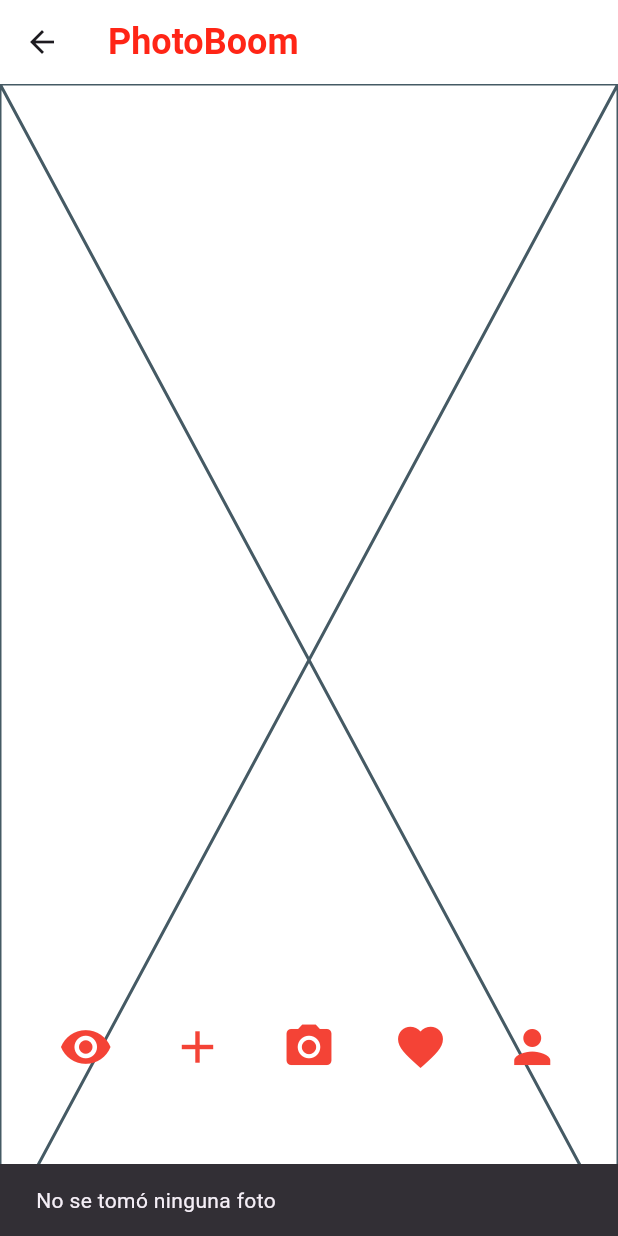
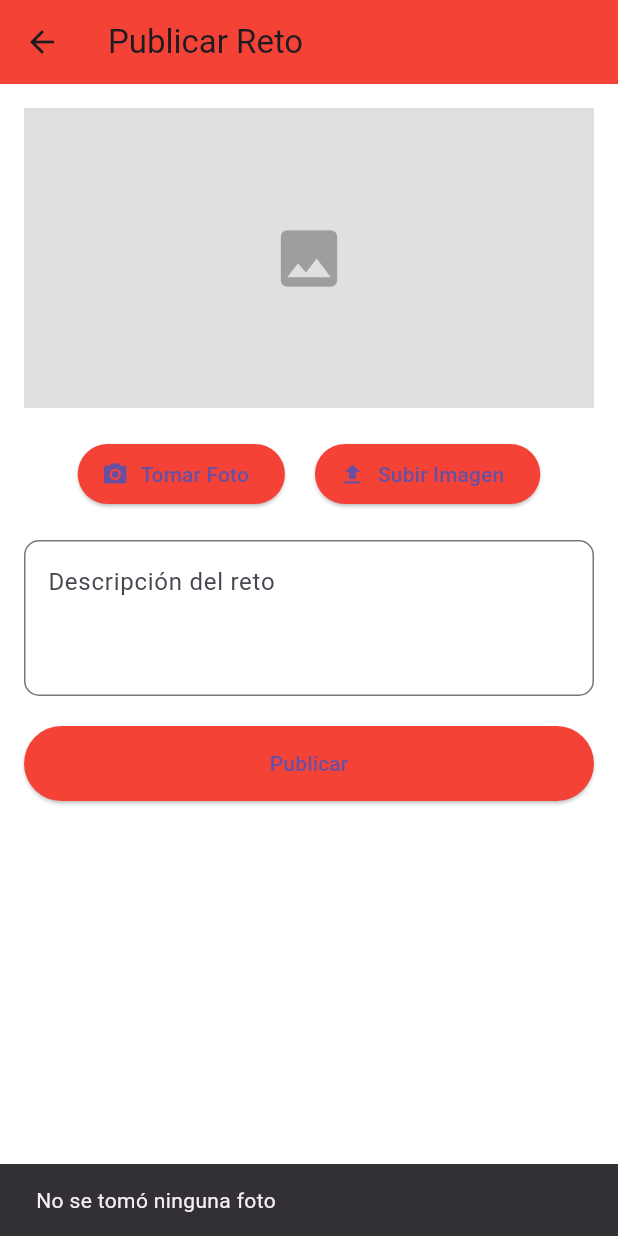
Before and after one commit to ricardojmt/PhotoBoom, a Flutter app: the Feed screen opened by its route, item 3 of the bottom bar chosen, after a tap on the "add" icon, on a phone screen of 412 x 824 dp. Run offline on Flutter 3.47's test engine with Material 3 defaults, Android fonts, the phone set to English and light mode, and no system bars; our stand-ins replace camera, file_picker, image_picker.

Commit message:
cambio 0.2

```diff
--- /dev/null
+++ b/lib/screens/Retos/pb_retos.dart
@@ -0,0 +1,223 @@
+import 'dart:io';
+import 'dart:typed_data';
+
+import 'package:flutter/foundation.dart';
+import 'package:flutter/material.dart';
+import 'package:image_picker/image_picker.dart';
+import 'package:file_picker/file_picker.dart';
+import 'package:camera/camera.dart';
+
+class PbRetos extends StatefulWidget {
+  const PbRetos({super.key});
+
+  @override
+  State<PbRetos> createState() => _PbRetosState();
+}
+
+class _PbRetosState extends State<PbRetos> {
+  XFile? _image;
+  Uint8List? _webImage;
+  CameraController? _cameraController;
+  List<CameraDescription> _cameras = [];
+  bool _isCameraInitialized = false;
+  bool _isCameraActive = false;
+
+  Future<void> _initializeCamera() async {
+    try {
+      _cameras = await availableCameras();
+      if (_cameras.isNotEmpty) {
+        _cameraController = CameraController(_cameras[0], ResolutionPreset.medium);
+        await _cameraController!.initialize();
+        setState(() {
+          _isCameraInitialized = true;
+          _isCameraActive = true;
+        });
+      }
+    } catch (e) {
+      _mostrarError('Error al inicializar la cámara: $e');
+    }
+  }
+
+  Future<void> _takePicture() async {
+    try {
+      final XFile file = await _cameraController!.takePicture();
+      if (kIsWeb) {
+        final bytes = await file.readAsBytes();
+        setState(() {
+          _webImage = bytes;
+          _image = null;
+          _isCameraActive = false;
+        });
+      } else {
+        setState(() {
+          _image = file;
+          _webImage = null;
+          _isCameraActive = false;
+        });
+      }
+      await _stopCamera();
+    } catch (e) {
+      _mostrarError("Error al tomar la foto: $e");
+    }
+  }
+
+  Future<void> _stopCamera() async {
+    await _cameraController?.dispose();
+    _cameraController = null;
+    setState(() {
+      _isCameraInitialized = false;
+      _isCameraActive = false;
+    });
+  }
+
+  Future<void> _tomarFoto() async {
+    if (kIsWeb || (!Platform.isAndroid && !Platform.isIOS)) {
+      await _initializeCamera();
+    } else {
+      final ImagePicker picker = ImagePicker();
+      final XFile? takenImage = await picker.pickImage(source: ImageSource.camera);
+      if (takenImage != null) {
+        setState(() {
+          _image = takenImage;
+          _webImage = null;
+        });
+      }
+    }
+  }
+
+  Future<void> _subirDesdeGaleria() async {
+    try {
+      if (kIsWeb || (!Platform.isAndroid && !Platform.isIOS)) {
+        FilePickerResult? result = await FilePicker.platform.pickFiles(type: FileType.image);
+        if (result != null) {
+          setState(() {
+            _webImage = result.files.single.bytes;
+            _image = null;
+          });
+        }
+      } else {
+        final ImagePicker picker = ImagePicker();
+        final XFile? pickedImage = await picker.pickImage(source: ImageSource.gallery);
+        if (pickedImage != null) {
+          setState(() {
+            _image = pickedImage;
+            _webImage = null;
+          });
+        }
+      }
+    } catch (e) {
+      _mostrarError("Error al subir imagen: $e");
+    }
+  }
+
+  void _mostrarError(String mensaje) {
+    ScaffoldMessenger.of(context).showSnackBar(SnackBar(content: Text(mensaje)));
+  }
+
+  Widget _mostrarImagen() {
+    if (_webImage != null) {
+      return Image.memory(_webImage!, height: 200, fit: BoxFit.cover);
+    } else if (_image != null) {
+      return Image.file(File(_image!.path), height: 200, fit: BoxFit.cover);
+    } else {
+      return Container(
+        height: 200,
+        color: Colors.grey.shade300,
+        child: const Center(child: Icon(Icons.image, size: 50, color: Colors.grey)),
+      );
+    }
+  }
+
+  @override
+  void dispose() {
+    _stopCamera();
+    super.dispose();
+  }
+
+  @override
+  Widget build(BuildContext context) {
+    return Scaffold(
+      appBar: AppBar(
+        title: const Text('Publicar Reto'),
+        backgroundColor: Colors.red,
+        leading: IconButton(
+          icon: const Icon(Icons.arrow_back),
+          onPressed: () => Navigator.pop(context),
+        ),
+      ),
+      body: Stack(
+        children: [
+          if (_isCameraInitialized && _isCameraActive)
+            Align(
+              alignment: Alignment.center,
+           child: SizedBox(
+          width: 1100.0,
+  height: 800.0,
+  child: CameraPreview(_cameraController!),
+),
+            )
+          else
+            SingleChildScrollView(
+              padding: const EdgeInsets.all(16),
+              child: Column(
+                children: [
+                  _mostrarImagen(),
+                  const SizedBox(height: 20),
+                  Row(
+                    mainAxisAlignment: MainAxisAlignment.center,
+                    children: [
+                      ElevatedButton.icon(
+                        icon: const Icon(Icons.camera_alt),
+                        label: const Text('Tomar Foto'),
+                        onPressed: _tomarFoto,
+                        style: ElevatedButton.styleFrom(backgroundColor: Colors.red),
+                      ),
+                      const SizedBox(width: 20),
+                      ElevatedButton.icon(
+                        icon: const Icon(Icons.upload),
+                        label: const Text('Subir Imagen'),
+                        onPressed: _subirDesdeGaleria,
+                        style: ElevatedButton.styleFrom(backgroundColor: Colors.red),
+                      ),
+                    ],
+                  ),
+                  const SizedBox(height: 20),
+                  TextField(
+                    decoration: InputDecoration(
+                      hintText: 'Descripción del reto',
+                      border: OutlineInputBorder(borderRadius: BorderRadius.circular(10)),
+                    ),
+                    maxLines: 3,
+                  ),
+                  const SizedBox(height: 20),
+                  ElevatedButton(
+                    onPressed: () {
+                      ScaffoldMessenger.of(context).showSnackBar(
+                        const SnackBar(content: Text("Publicación enviada")),
+                      );
+                    },
+                    style: ElevatedButton.styleFrom(
+                      backgroundColor: Colors.red,
+                      shape: RoundedRectangleBorder(borderRadius: BorderRadius.circular(30)),
+                      minimumSize: const Size.fromHeight(50),
+                    ),
+                    child: const Text('Publicar'),
+                  ),
+                ],
+              ),
+            ),
+          if (_isCameraInitialized && _isCameraActive)
+            Positioned(
+              bottom: 40,
+              left: MediaQuery.of(context).size.width / 2 - 40,
+              child: ElevatedButton(
+                onPressed: _takePicture,
+                style: ElevatedButton.styleFrom(backgroundColor: Colors.green),
+                child: const Icon(Icons.camera_alt, color: Colors.white, size: 36),
+              ),
+            ),
+        ],
+      ),
+    );
+  }
+}
--- a/lib/screens/pb_interfaz_feed.dart
+++ b/lib/screens/pb_interfaz_feed.dart
@@ -7,6 +7,7 @@ import 'package:file_picker/file_picker.dart';
 import 'package:flutter/foundation.dart';
 import 'package:camera/camera.dart';
 import 'dart:typed_data';
+import 'package:photoboom/screens/Retos/pb_retos.dart';
 
 class Feed extends StatefulWidget {
   static const String id = '/feed';
@@ -23,6 +24,7 @@ class _FeedState extends State<Feed> {
   bool _isCameraActive = false;
 
   Future<void> _initializeCamera() async {
+    try {
       _cameras = await availableCameras();
       if (_cameras.isNotEmpty) {
         _cameraController = CameraController(_cameras[0], ResolutionPreset.high);
@@ -31,6 +33,11 @@ class _FeedState extends State<Feed> {
           _isCameraInitialized = true;
           _isCameraActive = true;
         });
+      }
+    } catch (e) {
+      ScaffoldMessenger.of(context).showSnackBar(
+        SnackBar(content: Text('Error al inicializar la cámara: $e')),
+      );
     }
   }
 
@@ -51,13 +58,27 @@ class _FeedState extends State<Feed> {
           _isCameraActive = false;
         });
       }
+      await _stopCamera();
     } catch (e) {
       print("Error al tomar la foto: $e");
+      ScaffoldMessenger.of(context).showSnackBar(
+        SnackBar(content: Text('Error al tomar la foto: $e')),
+      );
     }
   }
 
+  Future<void> _stopCamera() async {
+    await _cameraController?.dispose();
+    _cameraController = null;
+    setState(() {
+      _isCameraInitialized = false;
+      _isCameraActive = false;
+    });
+  }
+
   Future<void> _pickImage() async {
-    if (kIsWeb || !Platform.isAndroid && !Platform.isIOS) {
+    try {
+      if (kIsWeb || (!Platform.isAndroid && !Platform.isIOS)) {
         FilePickerResult? result = await FilePicker.platform.pickFiles(
           type: FileType.image,
         );
@@ -74,35 +95,52 @@ class _FeedState extends State<Feed> {
       } else {
         final ImagePicker _picker = ImagePicker();
         final XFile? pickedFile = await _picker.pickImage(source: ImageSource.gallery);
+        if (pickedFile != null) {
           setState(() {
-        if (pickedFile != null) {
             _image = pickedFile;
             _webImageData = null;
+          });
         } else {
           ScaffoldMessenger.of(context).showSnackBar(
             SnackBar(content: Text("No se seleccionó ninguna imagen")),
           );
         }
-      });
+      }
+    } catch (e) {
+      ScaffoldMessenger.of(context).showSnackBar(
+        SnackBar(content: Text("Error al seleccionar imagen: $e")),
+      );
     }
   }
 
   Future<void> _openCamera() async {
-    if (kIsWeb || !Platform.isAndroid && !Platform.isIOS) {
+    try {
+      if (kIsWeb || (!Platform.isAndroid && !Platform.isIOS)) {
+        if (!_isCameraInitialized) {
           await _initializeCamera();
+        } else {
+          setState(() {
+            _isCameraActive = true;
+          });
+        }
       } else {
         final ImagePicker _picker = ImagePicker();
         final XFile? pickedFile = await _picker.pickImage(source: ImageSource.camera);
+        if (pickedFile != null) {
           setState(() {
-        if (pickedFile != null) {
             _image = pickedFile;
             _webImageData = null;
+          });
         } else {
           ScaffoldMessenger.of(context).showSnackBar(
             SnackBar(content: Text("No se tomó ninguna foto")),
           );
         }
-      });
+      }
+    } catch (e) {
+      ScaffoldMessenger.of(context).showSnackBar(
+        SnackBar(content: Text("Error al abrir cámara: $e")),
+      );
     }
   }
 
@@ -150,7 +188,6 @@ class _FeedState extends State<Feed> {
                           height: 400.0,
                           fit: BoxFit.cover,
                         ),
-
           _isCameraInitialized && _isCameraActive
               ? Positioned(
                   bottom: 50.0,
@@ -168,7 +205,6 @@ class _FeedState extends State<Feed> {
                   ),
                 )
               : Container(),
-
           !_isCameraActive
               ? Positioned(
                   bottom: 100.0,
@@ -195,7 +231,12 @@ class _FeedState extends State<Feed> {
                           color: Colors.red,
                           size: 36.0,
                         ),
-                        onPressed: _pickImage, // ahora este botón selecciona imagen
+                        onPressed: () {
+                          Navigator.push(
+                            context,
+                            MaterialPageRoute(builder: (context) => const PbRetos()),
+                          );
+                        },
                       ),
                       IconButton(
                         icon: Icon(
@@ -225,7 +266,6 @@ class _FeedState extends State<Feed> {
                         ),
                         onPressed: () {
                           ScaffoldMessenger.of(context).showSnackBar(
-
                             SnackBar(content: Text('Perfil clickeado')),
                           );
                         },
--- a/pubspec.yaml
+++ b/pubspec.yaml
@@ -18,6 +18,7 @@ dependencies:
   english_words: ^4.0.0
   provider: ^6.0.0
 
+
 dev_dependencies:
   flutter_test:
     sdk: flutter
```
Lines whose indentation alone changed are shown as unchanged.
